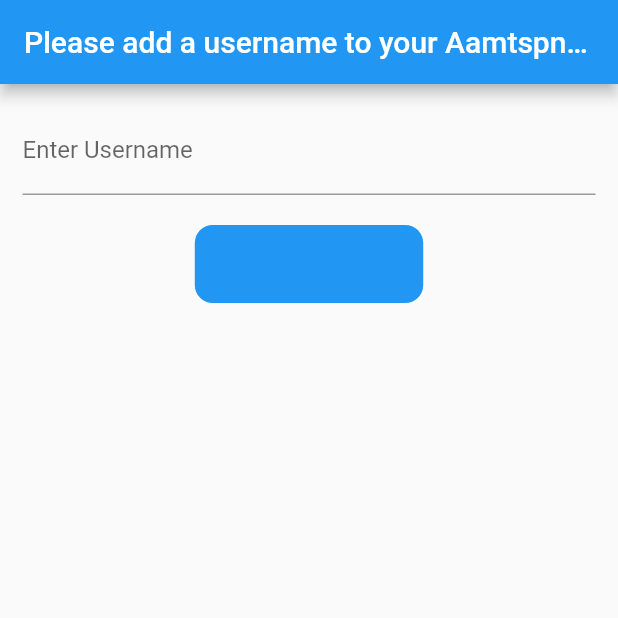
After one commit to rishabh-stack/profile-, a Flutter app: the UsernameScreen screen opened directly, on a phone screen of 412 x 824 dp, the top half of it. The commit adds this screen. Run offline on Flutter 3.47's test engine with Material 2 defaults, Android fonts, the phone set to English and light mode, and no system bars; our stand-ins replace cloud_firestore, firebase_auth, firebase_core, font_awesome_flutter, google_sign_in, localstorage and 3 more; missing offline and left inert: dart:js; accounts and stored records are empty; network calls fail.

Commit message:
[ADD] username.dart

```diff
--- a/lib/main.dart
+++ b/lib/main.dart
@@ -1,5 +1,6 @@
 import 'package:firebase_auth/firebase_auth.dart';
 import 'package:firebase_core/firebase_core.dart';
+import 'package:project/screens/username.dart';
 import '/firebase_options.dart';
 import './screens/email_auth/login_screen.dart';
 import './screens/home_screen.dart';
@@ -40,8 +41,9 @@ class MyApp extends StatelessWidget {
   Widget build(BuildContext context) {
     return MaterialApp(
       debugShowCheckedModeBanner: false,
-      home:
-          (FirebaseAuth.instance.currentUser != null) ? Home() : LoginScreen(),
+      home: (FirebaseAuth.instance.currentUser != null)
+          ? UsernameScreen()
+          : LoginScreen(),
     );
   }
 }
--- a/lib/screens/email_auth/login_screen.dart
+++ b/lib/screens/email_auth/login_screen.dart
@@ -78,6 +78,9 @@ class _LoginScreenState extends State<LoginScreen> {
               style: TextStyle(fontWeight: FontWeight.bold),
               textAlign: TextAlign.center,
             ),
+            SizedBox(
+              height: 20,
+            ),
             CustomButton(
               onTap: () {
                 FirebaseAuthMethods(FirebaseAuth.instance)
--- /dev/null
+++ b/lib/screens/username.dart
@@ -0,0 +1,85 @@
+import 'package:firebase_auth/firebase_auth.dart';
+import 'package:project/screens/email_auth/signup_screen.dart';
+import 'package:flutter/cupertino.dart';
+import 'package:flutter/material.dart';
+import 'package:project/screens/home_screen.dart';
+import 'package:project/services/firebase_auth_methods.dart';
+import 'package:project/widgets/custom_button.dart';
+import 'package:project/utils/showSnackbar.dart';
+import 'package:cloud_firestore/cloud_firestore.dart';
+
+class UsernameScreen extends StatefulWidget {
+  const UsernameScreen({Key? key}) : super(key: key);
+
+  @override
+  State<UsernameScreen> createState() => _UsernameScreenState();
+}
+
+class _UsernameScreenState extends State<UsernameScreen> {
+  TextEditingController usernameController = TextEditingController();
+
+  final user = FirebaseAuthMethods(FirebaseAuth.instance).user;
+
+  void createUserName() async {
+    if (usernameController.text != '') {
+      FirebaseFirestore.instance
+          .collection("users")
+          .where("username", isEqualTo: usernameController.text)
+          .get()
+          .then((value) {
+        if (value.docs.isNotEmpty) {
+          showSnackBar(context, 'Username already exits try a different one');
+        } else {
+          FirebaseFirestore.instance.collection("users").doc(user.email).set(
+              {'username': usernameController.text},
+              SetOptions(merge: true)).then((value) {
+            showSnackBar(context, 'Username added successfully');
+            Future.delayed(Duration(seconds: 1), () {
+              Navigator.pushReplacement(
+                  context, CupertinoPageRoute(builder: (context) => Home()));
+            });
+          });
+        }
+      });
+    } else {
+      showSnackBar(context, 'Username field is empty! please add a username');
+    }
+  }
+
+  @override
+  Widget build(BuildContext context) {
+    return Scaffold(
+      appBar: AppBar(
+        centerTitle: true,
+        title: Text("Please add a username to your Aamtspn account"),
+      ),
+      body: SafeArea(
+        child: ListView(
+          children: [
+            Padding(
+              padding: EdgeInsets.all(15),
+              child: Column(
+                children: [
+                  TextField(
+                    controller: usernameController,
+                    decoration: InputDecoration(labelText: "Enter Username"),
+                  ),
+                  SizedBox(
+                    height: 20,
+                  ),
+                  CupertinoButton(
+                    onPressed: () {
+                      createUserName();
+                    },
+                    color: Colors.blue,
+                    child: Text("Save Username"),
+                  ),
+                ],
+              ),
+            ),
+          ],
+        ),
+      ),
+    );
+  }
+}
```
Also changed, not shown: lib/screens/home_screen.dart (+2 -32 lines), lib/services/firebase_auth_methods.dart (+58 -16 lines), 1 other file.
